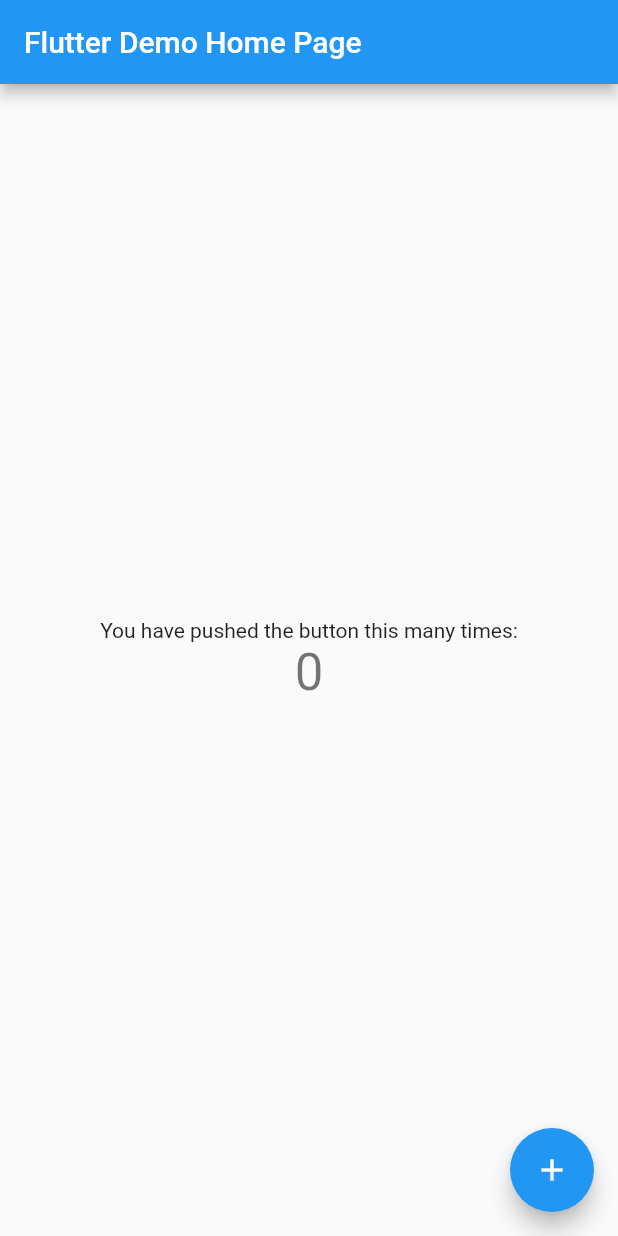
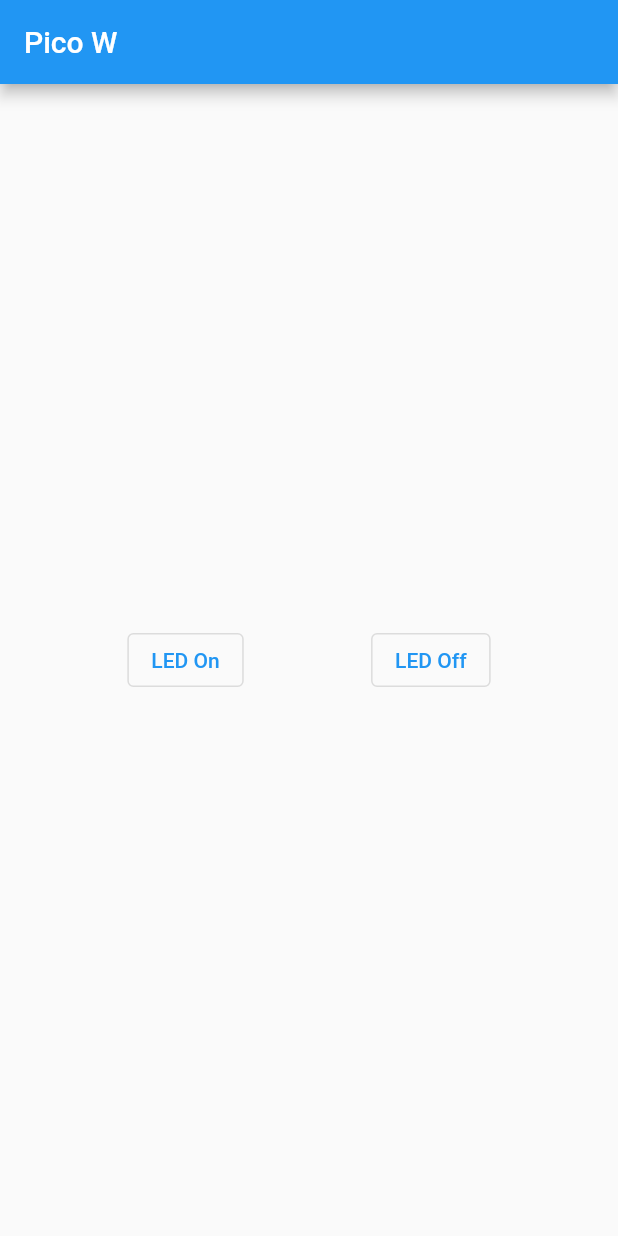
Before and after one commit to hoangph271/pico_lover, a Flutter app: the screen it shows after launch, on a phone screen of 412 x 824 dp. Run offline on Flutter 3.47's test engine with Material 2 defaults, Android fonts, the phone set to English and light mode, and no system bars.

Commit message:
[Add] With LED controls

```diff
--- a/lib/main.dart
+++ b/lib/main.dart
@@ -1,4 +1,5 @@
 import 'package:flutter/material.dart';
+import 'package:http/http.dart' as http;
 
 void main() {
   runApp(const MyApp());
@@ -10,36 +11,29 @@ class MyApp extends StatelessWidget {
   @override
   Widget build(BuildContext context) {
     return MaterialApp(
-      title: 'Flutter Demo',
+      title: 'Pico W',
       theme: ThemeData(
         primarySwatch: Colors.blue,
       ),
-      home: const MyHomePage(title: 'Flutter Demo Home Page'),
+      home: const PicoControls(title: 'Pico W'),
     );
   }
 }
 
-class MyHomePage extends StatefulWidget {
-  const MyHomePage({super.key, required this.title});
+class PicoControls extends StatefulWidget {
+  const PicoControls({super.key, required this.title});
 
   final String title;
 
   @override
-  State<MyHomePage> createState() => _MyHomePageState();
+  State<PicoControls> createState() => _PicoControlsState();
 }
 
-class _MyHomePageState extends State<MyHomePage> {
-  int _counter = 0;
+class _PicoControlsState extends State<PicoControls> {
+  final apiRoot = '192.168.0.106';
 
-  void _incrementCounter() {
-    setState(() {
-      // This call to setState tells the Flutter framework that something has
-      // changed in this State, which causes it to rerun the build method below
-      // so that the display can reflect the updated values. If we changed
-      // _counter without calling setState(), then the build method would not be
-      // called again, and so nothing would appear to happen.
-      _counter++;
-    });
+  void _request(String url) async {
+    await http.post(Uri.http(apiRoot, url));
   }
 
   @override
@@ -49,23 +43,21 @@ class _MyHomePageState extends State<MyHomePage> {
         title: Text(widget.title),
       ),
       body: Center(
-        child: Column(
-          mainAxisAlignment: MainAxisAlignment.center,
+        child: Row(
+          mainAxisAlignment: MainAxisAlignment.spaceEvenly,
           children: <Widget>[
-            const Text(
-              'You have pushed the button this many times:',
-            ),
-            Text(
-              '$_counter',
-              style: Theme.of(context).textTheme.headline4,
-            ),
+            OutlinedButton(
+                onPressed: () {
+                  _request('/led_on');
+                },
+                child: const Text('LED On')),
+            OutlinedButton(
+                onPressed: () {
+                  _request('/led_off');
+                },
+                child: const Text('LED Off')),
           ],
         ),
-      ),
-      floatingActionButton: FloatingActionButton(
-        onPressed: _incrementCounter,
-        tooltip: 'Increment',
-        child: const Icon(Icons.add),
       ),
     );
   }
--- a/pubspec.yaml
+++ b/pubspec.yaml
@@ -36,6 +36,7 @@ dependencies:
   # The following adds the Cupertino Icons font to your application.
   # Use with the CupertinoIcons class for iOS style icons.
   cupertino_icons: ^1.0.2
+  http: ^0.13.5
 
 dev_dependencies:
   flutter_test:
```
Also changed, not shown: pubspec.lock.
